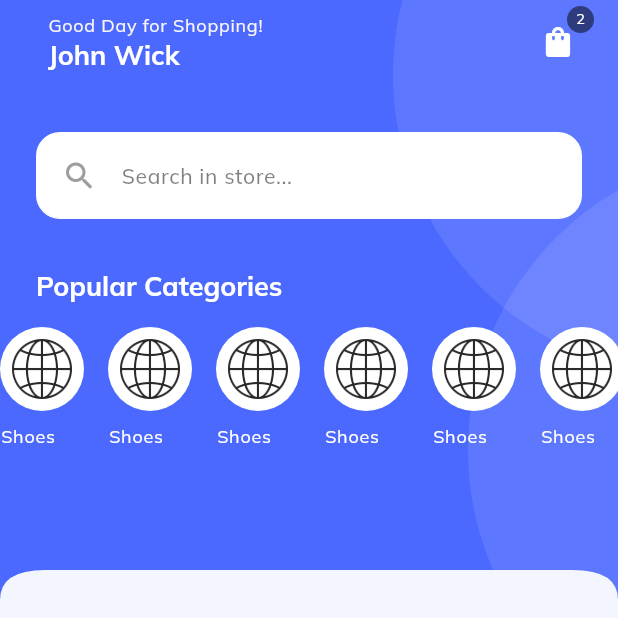
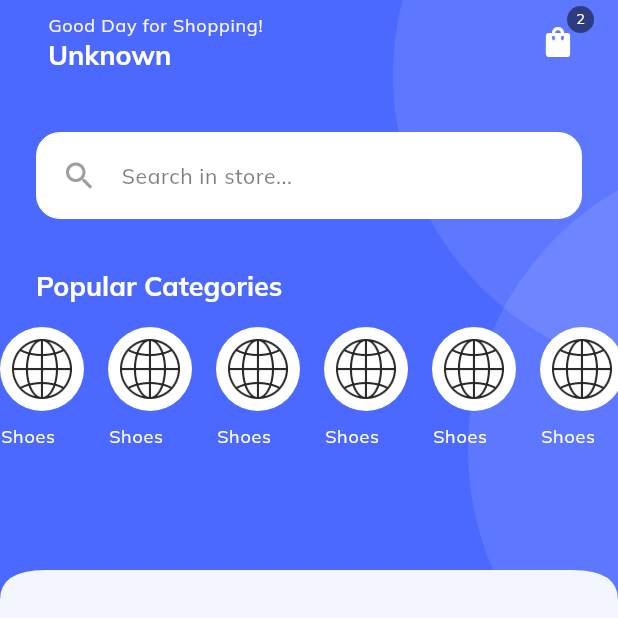
Before and after one commit to ShazidMorshed14/farsight-vendor-app, a Flutter app: the HeroScreen screen opened directly, on a phone screen of 412 x 824 dp, the top half of it. Run offline on Flutter 3.47's test engine with Material 3 defaults, Android fonts, the phone set to English and light mode, and no system bars; drawn by our look-alikes of carousel_slider; our stand-ins replace connectivity_plus, dio, dropdown_button2, flutter_native_splash, flutter_secure_storage, get and 2 more; accounts and stored records are empty.

Commit message:
user read done from storage

```diff
--- a/lib/common/widgets/hero/home_appbar.dart
+++ b/lib/common/widgets/hero/home_appbar.dart
@@ -1,11 +1,18 @@
+// ignore_for_file: public_member_api_docs, sort_constructors_first
+import 'package:flutter/material.dart';
+import 'package:get_storage/get_storage.dart';
+
 import 'package:farsight_vendor_app/common/widgets/appbar/appbar.dart';
 import 'package:farsight_vendor_app/common/widgets/products/cart_menu_icon.dart';
-import 'package:flutter/material.dart';
+import 'package:farsight_vendor_app/model/user.dart';
 
 class THomeAppBar extends StatelessWidget {
   const THomeAppBar({
-    super.key,
-  });
+    Key? key,
+    required this.user,
+  }) : super(key: key);
+
+  final Map<String, dynamic> user;
 
   @override
   Widget build(BuildContext context) {
@@ -18,7 +25,7 @@ class THomeAppBar extends StatelessWidget {
                   .textTheme
                   .labelMedium!
                   .apply(color: const Color.fromARGB(255, 247, 245, 245))),
-          Text("John Wick",
+          Text(user['name'] ?? 'Unknown',
               style: Theme.of(context)
                   .textTheme
                   .headlineSmall!
--- a/lib/screens/hero_screen.dart
+++ b/lib/screens/hero_screen.dart
@@ -40,6 +40,7 @@ class _HeroScreenState extends State<HeroScreen> {
   Map<String, dynamic> user = {};
 
   final GetStorage authStorage = GetStorage('authStorage');
+  bool bannersLoading = false;
 
   @override
   void initState() {
@@ -66,7 +67,7 @@ class _HeroScreenState extends State<HeroScreen> {
                   child: Column(
                 children: [
                   ///hero section header
-                  THomeAppBar(),
+                  THomeAppBar(user: user),
 
                   const SizedBox(
                     height: TSizes.spaceBtwSections,
@@ -138,12 +139,13 @@ class _HeroScreenState extends State<HeroScreen> {
   }
 
   preloadData() async {
-    // setState(() {
-    //   shiftData = null;
-    //   loadingShift = true;
-    // });
+    setState(() {
+      bannersLoading = false;
+    });
+    print('bannersLoading-->$bannersLoading');
 
     var userData = await authStorage.read('user');
+    print('userFromHero$userData');
     if (userData != null) {
       setState(() {
         user = userData;
--- a/lib/screens/signin_screen.dart
+++ b/lib/screens/signin_screen.dart
@@ -181,13 +181,19 @@ class _SignInScreenState extends State<SignInScreen> {
     // ignore: await_only_futures
     bool isAuth = await authStorage.read('isAuth') ?? false;
 
+    //bool isAuth = true;
+
     if (isAuth == true) {
+      setState(() {
+        isLoading = false;
+      });
       navigator!.pushAndRemoveUntil(
         createPageRoute(
           const HomeScreen(),
         ),
         (route) => false,
       );
+
       return;
     }
 
--- a/lib/service/auth.dart
+++ b/lib/service/auth.dart
@@ -17,6 +17,7 @@ Future<User> signin(
 
   if (response?['status'] == 200) {
     var data = response?['data'];
+    //print('response-->$response');
     User user = User.fromJson(data['user']);
     // String refreshToken = data['refreshToken'];
     String accessToken = data['token'];
@@ -31,7 +32,7 @@ Future<User> signin(
   } else {
     bool? isPassResetReq = response?['data']?['isPassResetReq'];
     return User(
-      id: response?['data']?['_id'] ?? 'N/A',
+      id: response?['data']?['_id'] ?? '',
       name: '',
       username: '',
       email: '',
```
Also changed, not shown: lib/screens/root_screen.dart (+7 -9 lines), 1 other file.
